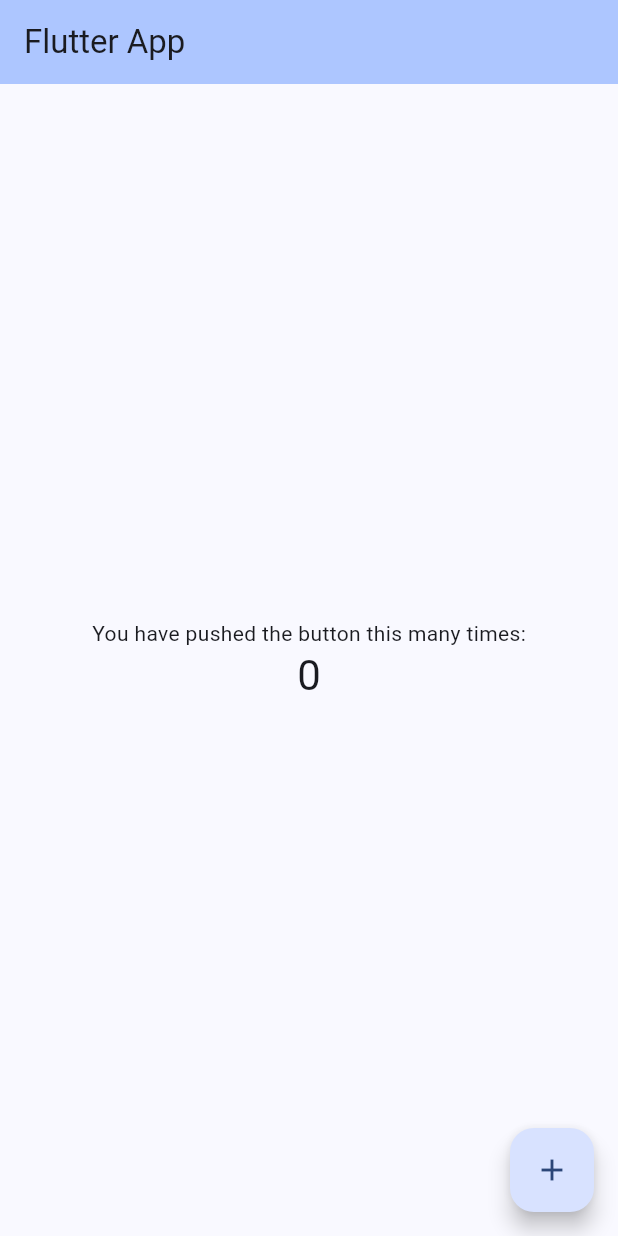
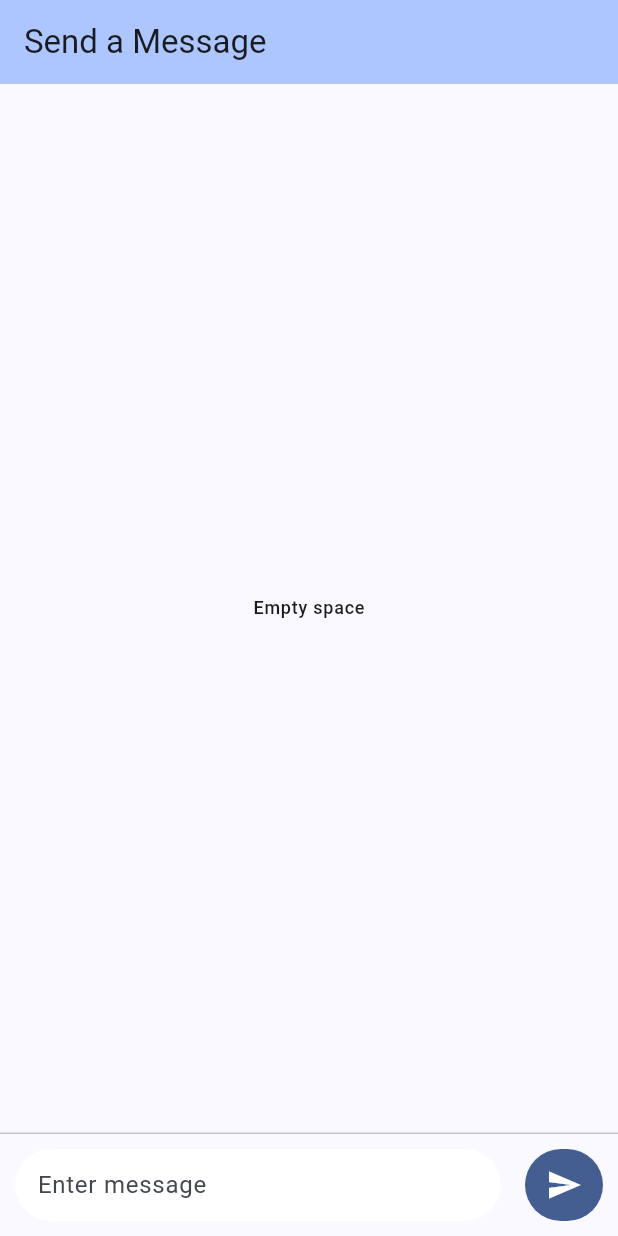
Before and after one commit to AvirukBasak/flutter-template, a Flutter app: the screen it shows after launch, on a phone screen of 412 x 824 dp. Run offline on Flutter 3.47's test engine with Material 2 defaults, Android fonts, the phone set to English and light mode, and no system bars; drawn by our look-alikes of dynamic_color.

Commit message:
chatapp ui

```diff
--- a/lib/main.dart
+++ b/lib/main.dart
@@ -1,8 +1,14 @@
+import 'dart:developer';
+
 import 'package:dynamic_color/dynamic_color.dart';
+import 'package:flutter/foundation.dart';
 import 'package:flutter/material.dart';
 
 /* Specify app root widget in runApp */
-void main() => runApp(const MyApp());
+void main() {
+  // debugPaintSizeEnabled = kDebugMode;
+  runApp(const MyApp());
+}
 
 class MyApp extends StatelessWidget {
   /* They say it's a convention to provide a parameterized constructor for all
@@ -63,36 +69,87 @@ class HomeScreen extends StatefulWidget {
   const HomeScreen({super.key, required this.title});
 
   @override
-  State<HomeScreen> createState() => _HomeScreenState();
+  State<HomeScreen> createState() => _MsgUiState();
 }
 
-class _HomeScreenState extends State<HomeScreen> {
-  int _counter = 0;
+class _MsgUiState extends State<HomeScreen> {
+  final TextEditingController _textController = TextEditingController();
 
   @override
   Widget build(BuildContext context) => Scaffold(
         appBar: AppBar(
           backgroundColor: Theme.of(context).colorScheme.inversePrimary,
-          title: Text(widget.title),
+          title: const Text('Send a Message'),
         ),
-        body: Center(
-          child: Column(
-            mainAxisAlignment: MainAxisAlignment.center,
-            children: <Widget>[
-              const Text('You have pushed the button this many times:'),
-              Text(
-                '$_counter',
-                style: Theme.of(context).textTheme.headlineMedium,
+        body: Column(
+          children: [
+            // Empty Space in the middle
+            Expanded(
+              child: Container(
+                // You can add any content or widgets here
+                color: Theme.of(context).colorScheme.background,
+                child: Center(
+                  child: Text(
+                    'Empty space',
+                    style: Theme.of(context).textTheme.labelMedium,
+                  ),
+                ),
               ),
-            ],
-          ),
-        ),
-        floatingActionButton: FloatingActionButton(
-          onPressed: _incrementCounter,
-          tooltip: 'Increment',
-          child: const Icon(Icons.add),
+            ),
+            const Divider(height: 1.0),
+            // Text Input Field and Send Button at the bottom
+            Container(
+              padding: const EdgeInsets.all(10.0),
+              color: Theme.of(context).colorScheme.background,
+              child: Row(
+                children: [
+                  Expanded(
+                    child: Container(
+                      margin: const EdgeInsets.fromLTRB(0, 0, 16.0, 0),
+                      padding: const EdgeInsets.symmetric(
+                          vertical: 0.0, horizontal: 15.0),
+                      decoration: BoxDecoration(
+                        color: Theme.of(context).colorScheme.onSecondary,
+                        borderRadius: BorderRadius.circular(100),
+                      ),
+                      child: TextField(
+                        controller: _textController,
+                        decoration: const InputDecoration(
+                          hintText: 'Enter message',
+                          border: InputBorder.none,
+                        ),
+                      ),
+                    ),
+                  ),
+                  Container(
+                    padding: const EdgeInsets.symmetric(
+                        vertical: 0.0, horizontal: 2.0),
+                    decoration: BoxDecoration(
+                      color: Theme.of(context).colorScheme.primary,
+                      borderRadius: BorderRadius.circular(100.0),
+                    ),
+                    child: IconButton(
+                      icon: const Icon(Icons.send),
+                      color: Theme.of(context).colorScheme.onPrimary,
+                      onPressed: () => {
+                        if (kDebugMode && _textController.text.isNotEmpty) {
+                          log('send msg: ${_textController.text}'),
+                          _textController.clear(),
+                        }
+                      },
+                    ),
+                  )
+                ],
+              ),
+            ),
+          ],
         ),
       );
 
-  void _incrementCounter() => setState(() => ++_counter);
+  @override
+  void dispose() {
+    // Dispose of the text controller to avoid memory leaks
+    _textController.dispose();
+    super.dispose();
+  }
 }
--- /dev/null
+++ b/lib/my_widget.dart
@@ -0,0 +1,2 @@
+import 'package:flutter/foundation.dart';
+import 'package:flutter/material.dart';
```
